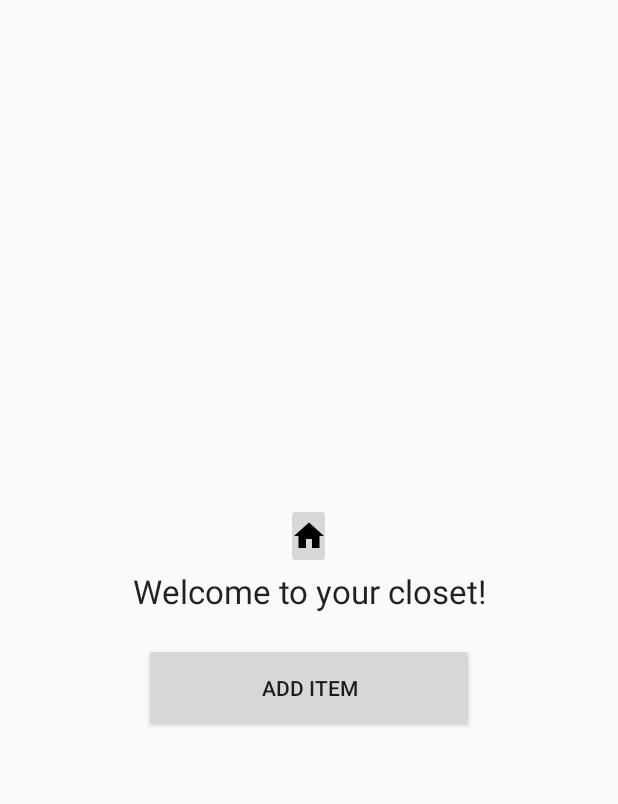
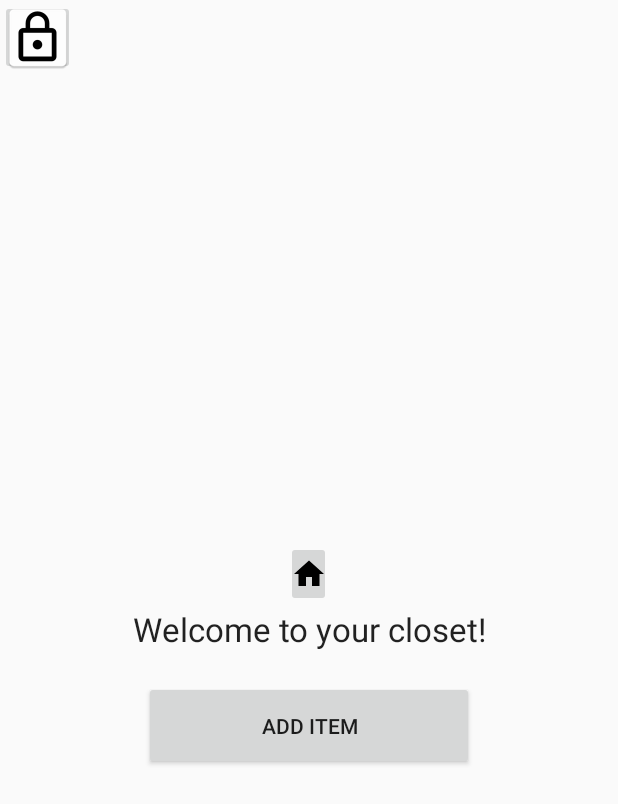
Before and after one commit to harperm/SeniorProject, an Android app: the layout closet_page1.xml on its own in the app's theme, with its tools: preview values and no code run, on a phone screen of 412 x 824 dp. Shown: the top 804 px of the screen. Run offline under Robolectric (Android 15) with nearby library versions, the phone set to English and light mode, and no system bars.

Commit message:
Add Logout on all UI Pages

```diff
--- a/MyDress/app/src/main/res/layout/activity_main.xml
+++ b/MyDress/app/src/main/res/layout/activity_main.xml
@@ -10,10 +10,10 @@
 
     <ImageButton
         android:id="@+id/signOut"
-        android:layout_width="30dp"
-        android:layout_height="wrap_content"
+        android:layout_width="50dp"
+        android:layout_height="50dp"
         android:onClick="signOut"
-        app:srcCompat="@android:drawable/ic_delete" />
+        app:srcCompat="@mipmap/logout" />
 
     <LinearLayout
         android:layout_width="fill_parent"
--- a/MyDress/app/src/main/res/layout/closet_page1.xml
+++ b/MyDress/app/src/main/res/layout/closet_page1.xml
@@ -1,13 +1,28 @@
 <LinearLayout xmlns:android="http://schemas.android.com/apk/res/android"
     xmlns:app="http://schemas.android.com/apk/res-auto"
     xmlns:tools="http://schemas.android.com/tools"
-    tools:context=".Closet"
+    tools:context=".MainActivity"
+    android:layout_width="match_parent"
+    android:layout_height="match_parent"
+    android:gravity="center_vertical"
+    android:orientation="vertical">
+
+
+    <ImageButton
+        android:id="@+id/signOut"
+        android:layout_width="50dp"
+        android:layout_height="50dp"
+        android:onClick="signOut"
+        app:srcCompat="@mipmap/logout" />
+
+    <LinearLayout
         android:layout_width="fill_parent"
         android:layout_height="fill_parent"
         android:orientation="vertical"
         android:gravity="center"
         android:textAlignment="center"
         android:weightSum="1">
+
 
     <ImageButton
         android:id="@+id/homeButton"
@@ -38,5 +53,6 @@
 
 
 
+    </LinearLayout>
 
 </LinearLayout>
--- a/MyDress/app/src/main/res/layout/shopping_page1.xml
+++ b/MyDress/app/src/main/res/layout/shopping_page1.xml
@@ -7,6 +7,7 @@
     android:background="#aaaaaa"
     android:gravity="center_vertical"
     android:orientation="vertical">
+
 
     <ImageButton
         android:id="@+id/homeButton"
```
Also changed, not shown: MyDress/app/src/main/res/layout/laundry_page1.xml (+15 -1 lines), MyDress/app/src/main/ic_launcher-web.png, MyDress/app/src/main/logout-web.png (added), MyDress/app/src/main/res/mipmap-hdpi/ic_launcher.png, MyDress/app/src/main/res/mipmap-hdpi/logout.png (added), MyDress/app/src/main/res/mipmap-mdpi/ic_launcher.png, MyDress/app/src/main/res/mipmap-mdpi/logout.png (added), MyDress/app/src/main/res/mipmap-xhdpi/ic_launcher.png, MyDress/app/src/main/res/mipmap-xhdpi/logout.png (added), MyDress/app/src/main/res/mipmap-xxhdpi/ic_launcher.png, MyDress/app/src/main/res/mipmap-xxhdpi/logout.png (added), MyDress/app/src/main/res/mipmap-xxxhdpi/ic_launcher.png, MyDress/app/src/main/res/mipmap-xxxhdpi/logout.png (added), 1 other file. Lines whose indentation alone changed are shown as unchanged.
